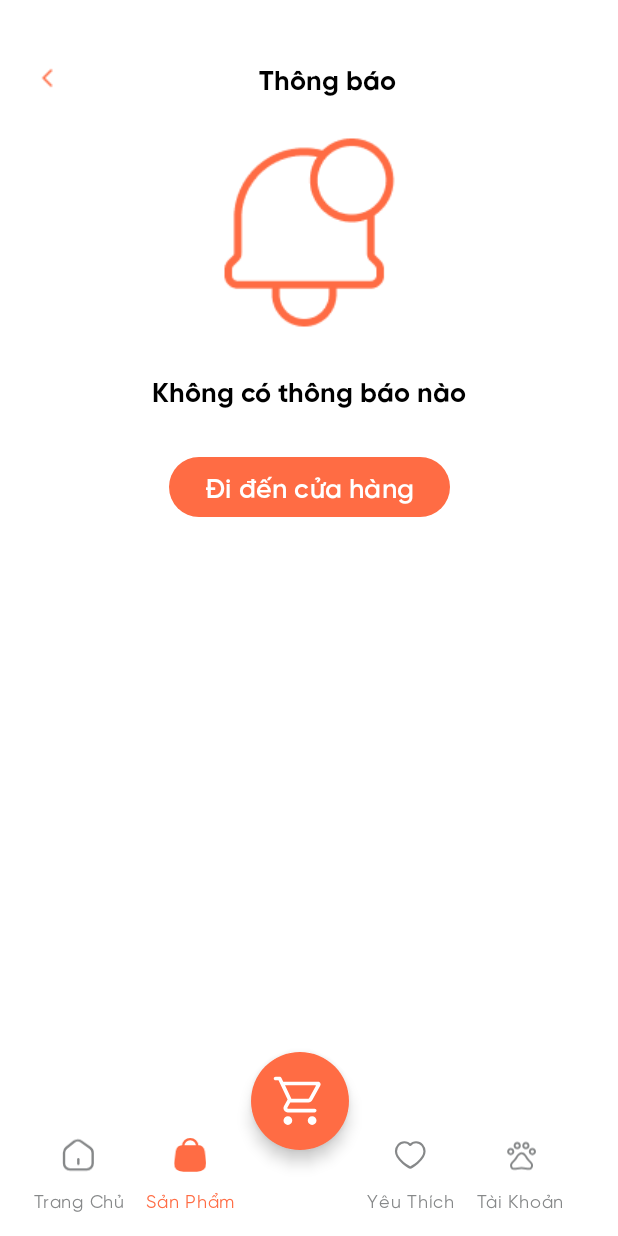
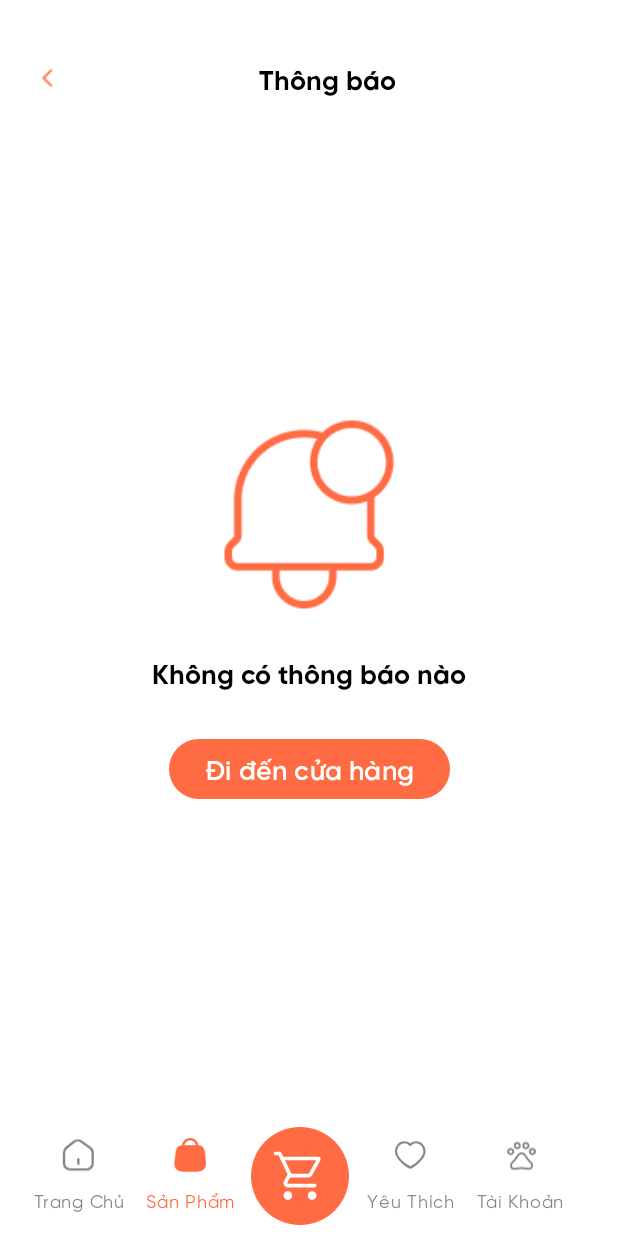
Before and after one commit to XuanKyUEL/MCommerce_UniPet_Project, an Android app: the screen it shows after launch once a user with an empty profile is signed in (MainActivity), item 2 of the bottom bar chosen, on a phone screen of 412 x 824 dp. Run offline under Robolectric (Android 15) with nearby library versions, the light colour scheme and no system bars; our stand-ins replace Firebase (no records; nobody signed in at launch, a user with empty details on screens opened directly); libraries missing offline, so code that uses them is left out: com.makeramen.roundedimageview, jp.wasabeef.glide; pictures from the network do not load.

Commit message:
UI: Fix bottom nav too high

```diff
--- a/app/src/main/java/com/unipet7/mcommerce/activities/MainActivity.java
+++ b/app/src/main/java/com/unipet7/mcommerce/activities/MainActivity.java
@@ -61,7 +61,7 @@ public class MainActivity extends AppCompatActivity {
 
     private void replaceFragment(Fragment fragment) {
         FragmentTransaction transaction = getSupportFragmentManager().beginTransaction();
-        transaction.replace(R.id.fragment_container, fragment);
+        transaction.replace(R.id.containerLayoutMain, fragment);
         transaction.addToBackStack(null);
         transaction.commit();
     }
--- a/app/src/main/res/layout/activity_main.xml
+++ b/app/src/main/res/layout/activity_main.xml
@@ -5,25 +5,24 @@
     xmlns:tools="http://schemas.android.com/tools"
     android:id="@+id/main"
     android:layout_width="match_parent"
-    android:layout_height="match_parent"    android:background="@android:color/white"
+    android:layout_height="match_parent"
+    android:background="@android:color/white"
     tools:context=".activities.MainActivity">
 
-    <ScrollView
-        android:id="@+id/scrollView2"
-        android:layout_width="match_parent"
-        android:layout_height="match_parent"
-        tools:layout_editor_absoluteX="0dp"
-        tools:layout_editor_absoluteY="5dp">
-
-        <androidx.fragment.app.FragmentContainerView
-            android:id="@+id/fragment_container"
-            android:layout_width="match_parent"
-            android:layout_height="wrap_content" />
-    </ScrollView>
+    <FrameLayout
+        android:id="@+id/containerLayoutMain"
+        android:layout_width="0dp"
+        android:layout_height="0dp"
+        app:layout_constraintBottom_toTopOf="@+id/coordinatorLayout"
+        app:layout_constraintEnd_toEndOf="parent"
+        app:layout_constraintStart_toStartOf="parent"
+        app:layout_constraintTop_toTopOf="parent" />
 
     <androidx.coordinatorlayout.widget.CoordinatorLayout
+        android:id="@+id/coordinatorLayout"
         android:layout_width="match_parent"
-        android:layout_height="125dp"
+        android:background="@android:color/transparent"
+        android:layout_height="wrap_content"
         app:layout_constraintBottom_toBottomOf="parent">
         <com.google.android.material.bottomappbar.BottomAppBar
             android:id="@+id/bottomAppBar"
@@ -34,7 +33,7 @@
             app:fabCradleMargin="10dp"
             app:fabAlignmentMode="center"
             app:fabCradleRoundedCornerRadius="100dp"
-            app:fabAnchorMode="cradle"
+            app:fabAnchorMode="embed"
             android:layout_gravity="bottom">
             <com.google.android.material.bottomnavigation.BottomNavigationView
                 android:id="@+id/bottomNavigationView"
@@ -73,6 +72,4 @@
 
 
 
-
-
 </androidx.constraintlayout.widget.ConstraintLayout>
```
